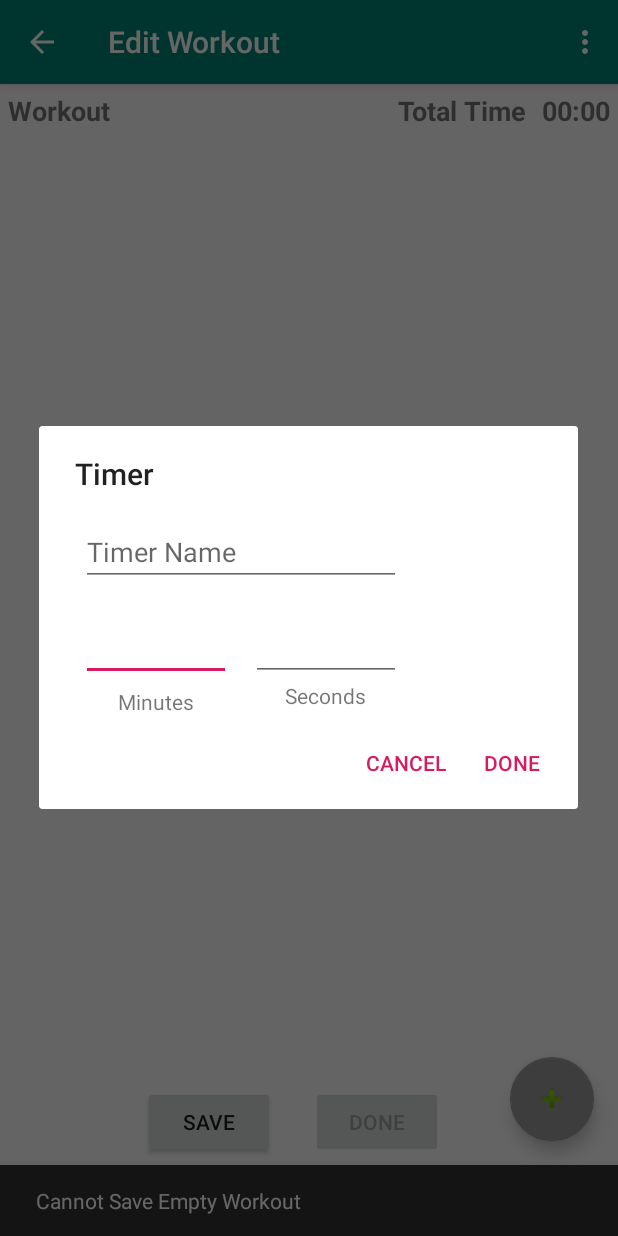
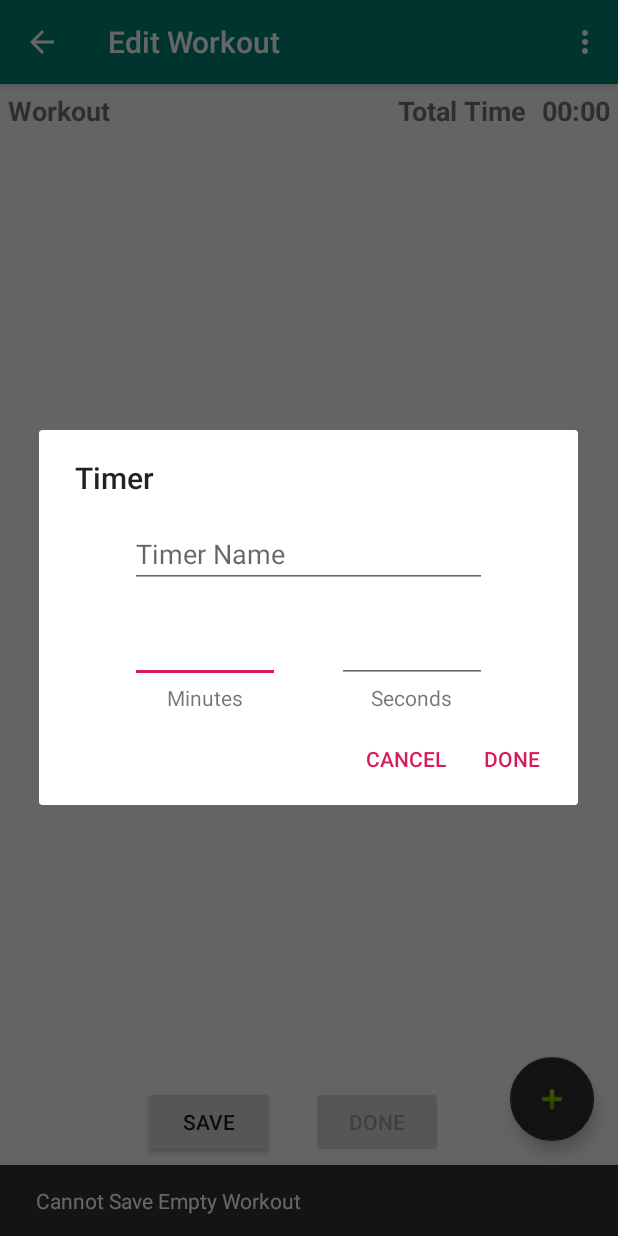
Before and after one commit to winther32/Interval_Timer_App, an Android app: the WorkoutView screen opened directly, with no data from a screen before it, after a tap on an icon or button, on a phone screen of 412 x 824 dp. Run offline under Robolectric (Android 15) with nearby library versions, the phone set to English and light mode, and no system bars; 1 other tap on this screen came first.

```diff
--- a/app/src/main/java/com/example/intervaltimer/EditAdapter.java
+++ b/app/src/main/java/com/example/intervaltimer/EditAdapter.java
@@ -43,7 +43,7 @@ public class EditAdapter extends RecyclerView.Adapter<EditAdapter.EditViewHolder
         return timerList.size();
     }
 
-    public class EditViewHolder extends RecyclerView.ViewHolder {
+    public static class EditViewHolder extends RecyclerView.ViewHolder {
 
         TextView timerName, timerClock;
 
--- a/app/src/main/java/com/example/intervaltimer/Workout.java
+++ b/app/src/main/java/com/example/intervaltimer/Workout.java
@@ -83,6 +83,9 @@ public class Workout {
         return timerList.size();
     }
 
+    // Boolean if workout is empty or not (timerList empty)
+    public boolean empty() { return timerList.isEmpty();}
+
     // Return an ArrayList of tail of the timerList (ie without first timer)
     public ArrayList<Timer> initNextTimers() {
         ArrayList<Timer> nextTimers = new ArrayList<>();
--- a/app/src/main/res/layout/activity_workout_view.xml
+++ b/app/src/main/res/layout/activity_workout_view.xml
@@ -28,7 +28,7 @@
         android:layout_height="wrap_content"
         android:layout_gravity="bottom|end"
         android:layout_margin="@dimen/fab_margin"
-        app:backgroundTint="#989898"
+        app:backgroundTint="#2E2D2D"
         app:srcCompat="@android:drawable/ic_input_add" />
 
 </androidx.coordinatorlayout.widget.CoordinatorLayout>
--- a/app/src/main/res/layout/layout_timer_creation.xml
+++ b/app/src/main/res/layout/layout_timer_creation.xml
@@ -21,17 +21,15 @@
         android:id="@+id/inSec"
         android:layout_width="100dp"
         android:layout_height="43dp"
-        android:layout_marginTop="20dp"
         android:ems="10"
         android:inputType="number"
         app:layout_constraintEnd_toEndOf="@+id/inWorkoutName"
-        app:layout_constraintTop_toBottomOf="@+id/inWorkoutName" />
+        app:layout_constraintTop_toTopOf="@+id/inMin" />
 
     <TextView
         android:id="@+id/minLabel"
         android:layout_width="wrap_content"
         android:layout_height="wrap_content"
-        android:layout_marginTop="4dp"
         android:text="@string/minutes"
         app:layout_constraintEnd_toEndOf="@+id/inMin"
         app:layout_constraintStart_toStartOf="@+id/inMin"
@@ -49,14 +47,13 @@
 
     <EditText
         android:id="@+id/inWorkoutName"
-        android:layout_width="wrap_content"
-        android:layout_height="wrap_content"
-        android:layout_marginStart="28dp"
-        android:layout_marginLeft="28dp"
+        android:layout_width="238dp"
+        android:layout_height="44dp"
         android:layout_marginTop="16dp"
         android:ems="10"
         android:hint="@string/timer_name"
         android:inputType="textPersonName"
+        app:layout_constraintEnd_toEndOf="parent"
         app:layout_constraintStart_toStartOf="parent"
         app:layout_constraintTop_toTopOf="parent" />
 
--- a/app/src/main/res/layout/row_workout.xml
+++ b/app/src/main/res/layout/row_workout.xml
@@ -21,14 +21,17 @@
 
             <TextView
                 android:id="@+id/selectNameText"
-                android:layout_width="wrap_content"
+                android:layout_width="0dp"
                 android:layout_height="wrap_content"
                 android:layout_marginStart="24dp"
                 android:layout_marginLeft="24dp"
                 android:layout_marginTop="8dp"
+                android:layout_marginEnd="24dp"
+                android:layout_marginRight="24dp"
                 android:text="@string/workout_name"
                 android:textSize="20sp"
                 android:textStyle="bold"
+                app:layout_constraintEnd_toEndOf="parent"
                 app:layout_constraintStart_toStartOf="parent"
                 app:layout_constraintTop_toTopOf="parent" />
 
```
Also changed, not shown: app/src/main/java/com/example/intervaltimer/WorkoutRun.java (+11 -7 lines), app/src/main/java/com/example/intervaltimer/WorkoutView.java (+6 -3 lines).
